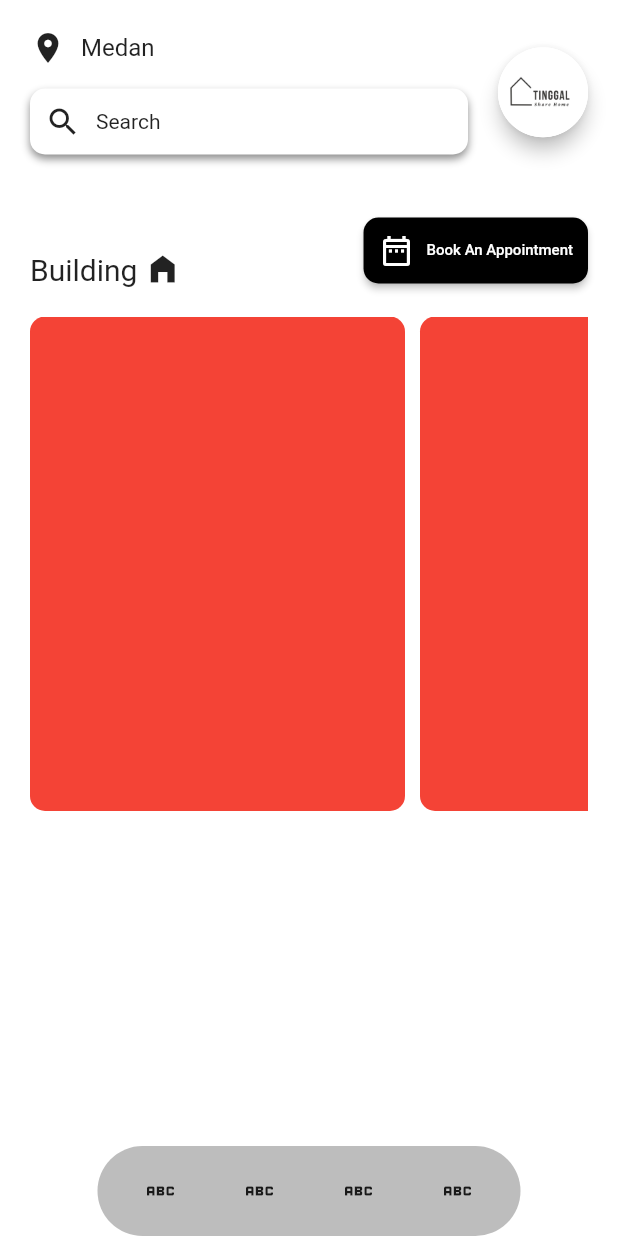
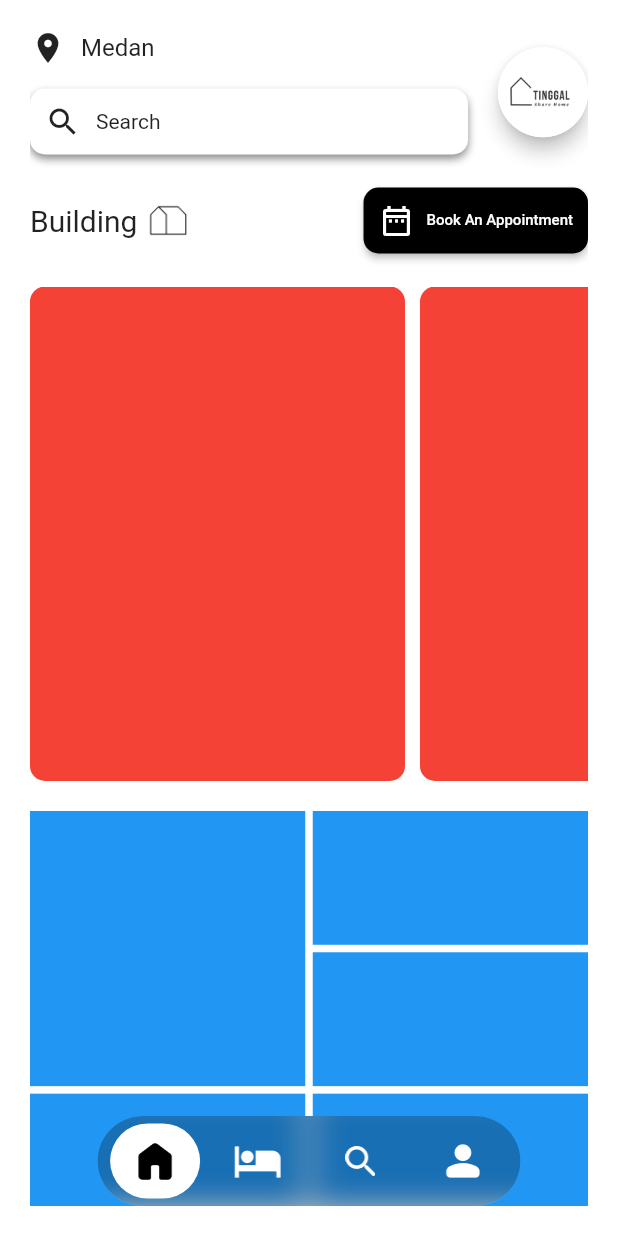
Before and after one commit to mrowenhuang/clean-architecture-home-rental, a Flutter app: the screen it shows after launch, on a phone screen of 412 x 824 dp. Run offline on Flutter 3.47's test engine with Material 3 defaults, Android fonts, the light colour scheme and no system bars; our stand-ins replace awesome_snackbar_content, bloc, cloud_firestore, dartz, dio, equatable and 10 more; accounts and stored records are empty; Roboto replaces fonts that are missing (Kodchasan).

Commit message:
update index routes and home

```diff
--- a/lib/features/rental/presentation/pages/home/home_page.dart
+++ b/lib/features/rental/presentation/pages/home/home_page.dart
@@ -11,15 +11,10 @@ class HomePage extends StatelessWidget {
   Widget build(BuildContext context) {
     final size = MediaQuery.of(context).size;
     return Scaffold(
-      body: SafeArea(
-        child: SingleChildScrollView(
-          child: Padding(
-            padding: const EdgeInsets.all(20),
-            child: Column(
-              children: [
-                Column(
-                  children: [
-                    Row(
+      body: CustomScrollView(
+        slivers: [
+          SliverToBoxAdapter(
+            child: Row(
               mainAxisAlignment: MainAxisAlignment.spaceBetween,
               children: [
                 Column(
@@ -51,10 +46,7 @@ class HomePage extends StatelessWidget {
                         children: [
                           Icon(Icons.search),
                           SizedBox(width: 10),
-                                  Text(
-                                    "Search",
-                                    style: TextStyle(fontSize: 14),
-                                  ),
+                          Text("Search", style: TextStyle(fontSize: 14)),
                         ],
                       ),
                     ),
@@ -66,20 +58,20 @@ class HomePage extends StatelessWidget {
                   child: CircleAvatar(
                     maxRadius: 30,
                     backgroundColor: Colors.white,
-                            backgroundImage: AssetImage(
-                              'assets/logo/tinggal.jpg',
-                            ),
+                    backgroundImage: AssetImage('assets/logo/tinggal.jpg'),
                   ),
                 ),
               ],
             ),
-                    SizedBox(height: 40),
-                    Row(
-                      crossAxisAlignment: CrossAxisAlignment.end,
+          ),
+          SliverToBoxAdapter(child: SizedBox(height: 20)),
+          SliverToBoxAdapter(
+            child: Row(
+              mainAxisAlignment: MainAxisAlignment.center,
               children: [
                 Text("Building", style: TextStyle(fontSize: 20)),
                 SizedBox(width: 5),
-                        Icon(Icons.home_filled),
+                Image.asset("assets/icons/building.png", scale: 1.6),
                 Spacer(),
                 ElevatedButton.icon(
                   onPressed: () {},
@@ -98,8 +90,10 @@ class HomePage extends StatelessWidget {
                 ),
               ],
             ),
-                    SizedBox(height: 20),
-                    SizedBox(
+          ),
+          SliverToBoxAdapter(child: SizedBox(height: 20)),
+          SliverToBoxAdapter(
+            child: SizedBox(
               height: size.height * .4,
 
               child: ListView.builder(
@@ -120,39 +114,44 @@ class HomePage extends StatelessWidget {
                 },
               ),
             ),
+          ),
+          SliverToBoxAdapter(child: SizedBox(height: 20)),
+          SliverToBoxAdapter(
+            child: SizedBox(
+              height: 400,
+              child: GridView.custom(
+                gridDelegate: SliverQuiltedGridDelegate(
+                  crossAxisCount: 4,
+                  mainAxisSpacing: 5,
+                  crossAxisSpacing: 5,
+                  repeatPattern: QuiltedGridRepeatPattern.inverted,
+
+                  pattern: [
+                    QuiltedGridTile(2, 2),
+                    QuiltedGridTile(1, 2),
+                    QuiltedGridTile(1, 2),
                   ],
                 ),
+
+                childrenDelegate: SliverChildBuilderDelegate((context, index) {
+                  return Container(color: Colors.blue);
+                }, childCount: 10),
+              ),
+            ),
+          ),
+
           // ElevatedButton(
           //   onPressed: () {
           //     context.read<AuthBloc>().add(SignoutAuthEvent());
           //   },
           //   child: Text("log out"),
           // ),
-                // Expanded(
-                //   child: GridView.custom(
-                //     gridDelegate: SliverQuiltedGridDelegate(
-                //       crossAxisCount: 4,
-                //       mainAxisSpacing: 1,
-                //       crossAxisSpacing: 1,
-                //       repeatPattern: QuiltedGridRepeatPattern.inverted,
-                //       pattern: [
-                //         QuiltedGridTile(2, 2),
-                //         QuiltedGridTile(1, 2),
-                //         QuiltedGridTile(1, 2),
-                //       ],
-                //     ),
-                //     childrenDelegate: SliverChildBuilderDelegate((
-                //       context,
-                //       index,
-                //     ) {
-                //       return Container(height: 400, color: Colors.blue);
-                //     }),
-                //   ),
+          // SizedBox(height: 20),
+          // SizedBox(
+          //   height: 400,
+          //   child:
           // ),
         ],
-            ),
-          ),
-        ),
       ),
     );
   }
--- a/lib/features/rental/presentation/pages/index_route_page.dart
+++ b/lib/features/rental/presentation/pages/index_route_page.dart
@@ -1,3 +1,5 @@
+import 'dart:ui';
+
 import 'package:clean_architecture_rental_room/features/rental/presentation/pages/home/home_page.dart';
 import 'package:clean_architecture_rental_room/features/rental/presentation/pages/profile/profile_page.dart';
 import 'package:clean_architecture_rental_room/features/rental/presentation/pages/room/room_page.dart';
@@ -20,6 +22,13 @@ class _IndexRoutePageState extends State<IndexRoutePage> {
     const ProfilePage(),
   ];
 
+  final icon = [
+    "assets/icons/home.png",
+    "assets/icons/bed.png",
+    "assets/icons/search.png",
+    "assets/icons/person.png",
+  ];
+
   int index = 0;
 
   @override
@@ -27,34 +36,66 @@ class _IndexRoutePageState extends State<IndexRoutePage> {
     final size = MediaQuery.of(context).size;
 
     return Scaffold(
-      body: Stack(
+      body: SafeArea(
+        child: Padding(
+          padding: const EdgeInsets.all(20),
+          child: Stack(
             children: [
-          page[0],
+              IndexedStack(index: index, children: page),
               Align(
                 alignment: Alignment.bottomCenter,
+                child: ClipRRect(
+                  borderRadius: BorderRadiusGeometry.circular(50),
+                  child: BackdropFilter(
+                    filter: ImageFilter.blur(sigmaX: 10.0, sigmaY: 10.0),
+
                     child: Container(
                       height: 60,
                       width: size.width - 130,
                       decoration: BoxDecoration(
                         color: Colors.black26,
+
                         borderRadius: BorderRadius.circular(50),
                       ),
                       child: Row(
                         mainAxisAlignment: MainAxisAlignment.spaceEvenly,
-                children:
-                    page
-                        .map(
-                          (e) => IconButton(
-                            icon: Icon(Icons.abc),
-                            onPressed: () {},
+                        children: List.generate(page.length, (i) {
+                          return GestureDetector(
+                            onTap: () {
+                              setState(() {
+                                index = i;
+                              });
+                            },
+                            child: Container(
+                              height: 50,
+                              width: 60,
+                              decoration: BoxDecoration(
+                                color:
+                                    i == index
+                                        ? Colors.white
+                                        : Colors.transparent,
+                                borderRadius: BorderRadius.circular(25),
                               ),
-                        )
-                        .toList(),
+                              child: Center(
+                                child: Image.asset(
+                                  icon[i],
+                                  scale: 1.5,
+                                  color:
+                                      i == index ? Colors.black : Colors.white,
+                                ),
+                              ),
+                            ),
+                          );
+                        }),
+                      ),
+                    ),
                   ),
                 ),
               ),
             ],
           ),
+        ),
+      ),
     );
   }
 }
--- a/lib/features/rental/presentation/pages/room/room_page.dart
+++ b/lib/features/rental/presentation/pages/room/room_page.dart
@@ -13,7 +13,16 @@ class RoomPage extends StatelessWidget {
           SizedBox(height: 20),
           Container(height: 200, color: Colors.green),
           SizedBox(height: 20),
-          Container(height: 200, color: Colors.amber),
+          Container(height: 100, color: Colors.green),
+
+          // IconButton(
+          //   style: IconButton.styleFrom(
+          //     backgroundColor: Colors.red,
+          //     fixedSize: Size(50, 50),
+          //   ),
+          //   onPressed: () {},
+          //   icon: Icon(Icons.abc),
+          // ),
         ],
       ),
     );
```
Also changed, not shown: assets/icons/bed.png (added), assets/icons/home.png (added), assets/icons/person.png (added), assets/icons/search.png (added). Lines whose indentation alone changed are shown as unchanged.
